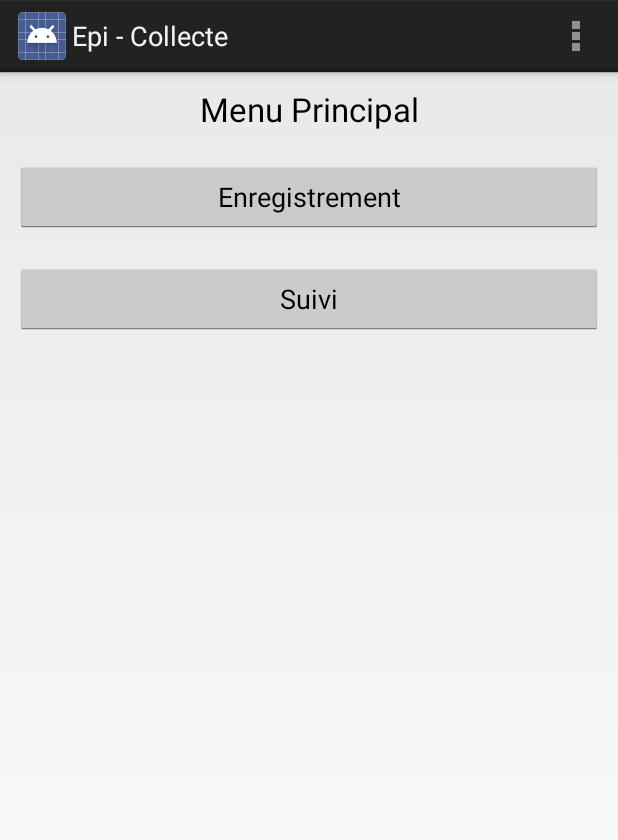
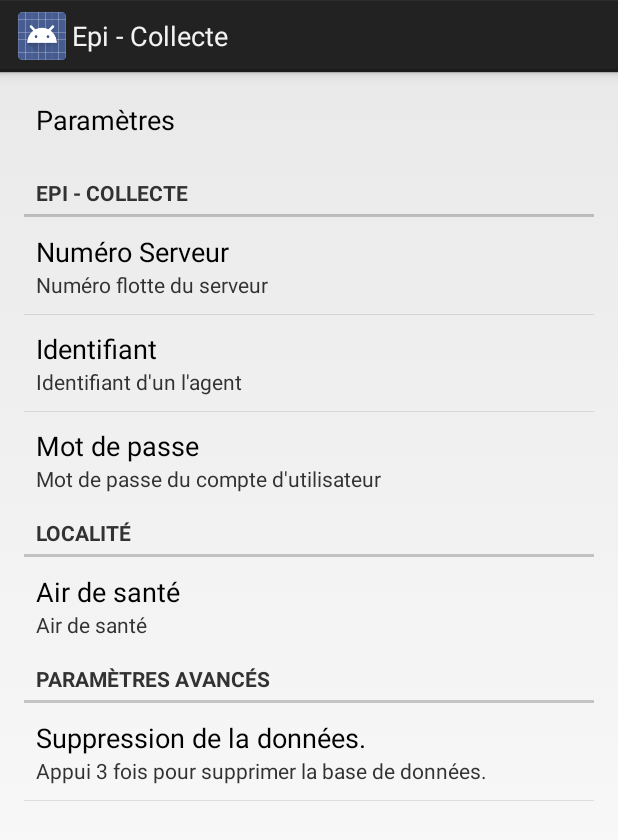
Before and after one commit to IBS-Mali/epi-droid, an Android app: the screen it shows after launch (EPIHome before the commit, Preferences after it), in the options menu, after a tap on "Paramètres", on a phone screen of 412 x 824 dp. Shown: the top 840 px of the screen. Run offline under Robolectric (Android 15) with nearby library versions, the phone set to English and light mode, and no system bars; libraries missing offline, so code that uses them is left out: com.orm.

Commit message:
Add preference page.

```diff
--- a/epi_droid_app/app/src/main/AndroidManifest.xml
+++ b/epi_droid_app/app/src/main/AndroidManifest.xml
@@ -11,6 +11,7 @@
         android:theme="@style/AppTheme">
 
         <activity android:name=".Register"></activity>
+        <activity android:name=".Preferences"></activity>
         <activity android:name=".EPIAbout"></activity>
         <activity android:name=".EPIHome">
             <intent-filter>
--- a/epi_droid_app/app/src/main/java/ml/ibs/epi_droid_app/EPIHome.java
+++ b/epi_droid_app/app/src/main/java/ml/ibs/epi_droid_app/EPIHome.java
@@ -9,7 +9,7 @@ import android.view.MenuItem;
 import android.view.View;
 import android.widget.Button;
 
-import java.util.prefs.Preferences;
+//import java.util.prefs.Preferences;
 
 
 public class EPIHome extends Activity {
@@ -50,16 +50,6 @@ public class EPIHome extends Activity {
                 startActivity(intent);
             }
         });
-        suiviButton = (Button) findViewById(R.id.suiviBtn);
-        suiviButton.setOnClickListener(new View.OnClickListener(){
-            @Override
-            public void onClick(View v) {
-                Intent intent = new Intent(
-                    getApplicationContext(),
-                    Register.class);
-                startActivity(intent);
-            }
-        });
     }
 
     @Override
--- /dev/null
+++ b/epi_droid_app/app/src/main/java/ml/ibs/epi_droid_app/Preferences.java
@@ -0,0 +1,70 @@
+package ml.ibs.epi_droid_app;
+
+import android.app.ActionBar;
+import android.content.Intent;
+import android.content.SharedPreferences;
+import android.os.Bundle;
+import android.os.Environment;
+import android.preference.ListPreference;
+import android.preference.Preference;
+import android.preference.PreferenceActivity;
+import android.preference.PreferenceManager;
+import android.text.format.Time;
+import android.util.Log;
+import android.widget.Toast;
+
+import com.orm.SugarContext;
+
+import java.io.File;
+
+
+public class Preferences extends PreferenceActivity {
+
+    private static final String TAG = Constants.getLogTag("Preferences");
+    private File currentDB;
+    private String packageName;
+    private String databaseName;
+
+    @Override
+    protected void onCreate(final Bundle savedInstanceState) {
+        SharedPreferences sharedPrefs = PreferenceManager.getDefaultSharedPreferences(this);
+
+        super.onCreate(savedInstanceState);
+
+//        setTitle(String.format("%1$s/%2$s", getString(R.string.app_name), getString(R.string.menu_settings)));
+        databaseName = Constants.databaseName;
+        currentDB = getApplicationContext().getDatabasePath(databaseName);
+        packageName = getPackageName();
+
+        SharedPreferences.Editor editor = sharedPrefs.edit();
+        editor.putString("passwork", "");
+        editor.apply();
+        addPreferencesFromResource(R.xml.epi_preferences);
+
+        final Preference restBtt = (Preference)findPreference("restDB");
+        restBtt.setSummary(String.format(getString(R.string.summary_reset_db), 3));
+
+        restBtt.setOnPreferenceClickListener(new Preference.OnPreferenceClickListener() {
+            int counter = 3;
+
+            @Override
+            public boolean onPreferenceClick(Preference preference) {
+                counter--;
+                restBtt.setSummary(String.format(getString(R.string.summary_reset_db), counter));
+                if (counter == 1) {
+                    restBtt.setTitle(getString(R.string.rest_confermed));
+                }
+                if (counter == 0) {
+                    counter = 3;
+                    restDatabase(Constants.databaseName);
+                }
+                return false;
+            }
+        });
+
+    }
+
+    private void restDatabase(String databaseName) {
+
+    }
+}
--- a/epi_droid_app/app/src/main/res/values/strings.xml
+++ b/epi_droid_app/app/src/main/res/values/strings.xml
@@ -2,6 +2,11 @@
     <string name="app_name">Epi - Collecte</string>
     <string name="standard_dialog_ok">\"Sta\"</string>
 
+    <!-- Preferences -->
+    <string name="pref_server_num">Numéro Serveur</string>
+    <string name="pref_server_num_summary">Numéro flotte du serveur </string>
+    <string name="pref_username">Identifiant</string>
+    <string name="pref_username_summary">Identifiant d\'un l\'agent</string>
     <!-- Standard Errors -->
     <string name="error_dialog_title">Erreur !</string>
     <string name="error_dialog_button_text">Fermer et corriger</string>
@@ -22,4 +27,18 @@
     <string name="menu_about">À propos</string>
     <string name="menu_change_password">Changer mot de passe</string>
 
+    <string name="rest_database">Suppression de la données.</string>
+    <string name="rest_confermed">"Êtes-vous certain?"</string>
+    <string name="advanced">Paramètres avancés</string>
+    <string name="summary_reset_db">Appui %d fois pour supprimer la base de données.</string>
+    <string name="msgBegin">Ajouter un article pour commencer</string>
+    <string name="importOk" formatted="false">%s a été importée avec succès depuis \n %s</string>
+    <string name="exportOk" formatted="false">%s a été exportée avec succès sur \n %s</string>
+    <string name="delDB">%s a été supprimée avec succès.</string>
+    <string name="pref_pass_word">Mot de passe</string>
+    <string name="pref_pass_word_summary">Mot de passe du compte d\'utilisateur</string>
+    <string name="locality">Localité</string>
+    <string name="healfEntity">Air de santé</string>
+    <string name="summary_healf_center">Air de santé</string>
+
 </resources>
--- /dev/null
+++ b/epi_droid_app/app/src/main/res/xml/epi_preferences.xml
@@ -0,0 +1,56 @@
+<?xml version="1.0" encoding="UTF-8"?>
+<PreferenceScreen xmlns:android="http://schemas.android.com/apk/res/android"
+    android:layout_width="wrap_content"
+    android:layout_height="wrap_content"
+    >
+
+    <Preference android:title="@string/menu_settings"
+        android:key="magic"
+        android:summary=""/>
+    <PreferenceCategory android:title="@string/app_name"
+        android:key="snisi"
+        android:layout_width="wrap_content"
+        android:layout_height="wrap_content">
+        <EditTextPreference
+            android:title="@string/pref_server_num"
+            android:summary="@string/pref_server_num_summary"
+            android:key="serverPhoneNumber"
+            android:inputType="number"
+            android:ems="10"
+            android:defaultValue="76433890"
+            android:layout_width="wrap_content"
+            android:layout_height="wrap_content" />
+        <EditTextPreference
+            android:title="@string/pref_username"
+            android:summary="@string/pref_username_summary"
+            android:key="userName"
+            android:inputType="number"
+            android:ems="10"
+            android:defaultValue="76433890"
+            android:layout_width="wrap_content"
+            android:layout_height="wrap_content" />
+        <EditTextPreference
+            android:title="@string/pref_pass_word"
+            android:summary="@string/pref_pass_word_summary"
+            android:key="passWord"
+            android:inputType="number"
+            android:ems="10"
+            android:defaultValue="76433890"
+            android:layout_width="wrap_content"
+            android:layout_height="wrap_content" />
+    </PreferenceCategory>
+    <PreferenceCategory android:title="@string/locality"
+        android:layout_width="wrap_content"
+        android:layout_height="wrap_content">
+        <Preference android:title="@string/healfEntity"
+            android:key="entity"
+            android:summary="@string/summary_healf_center"/>
+    </PreferenceCategory>
+    <PreferenceCategory android:title="@string/advanced"
+        android:layout_width="wrap_content"
+        android:layout_height="wrap_content">
+        <Preference android:title="@string/rest_database"
+            android:key="restDB"
+            android:summary="@string/summary_reset_db"/>
+    </PreferenceCategory>
+</PreferenceScreen>
```
